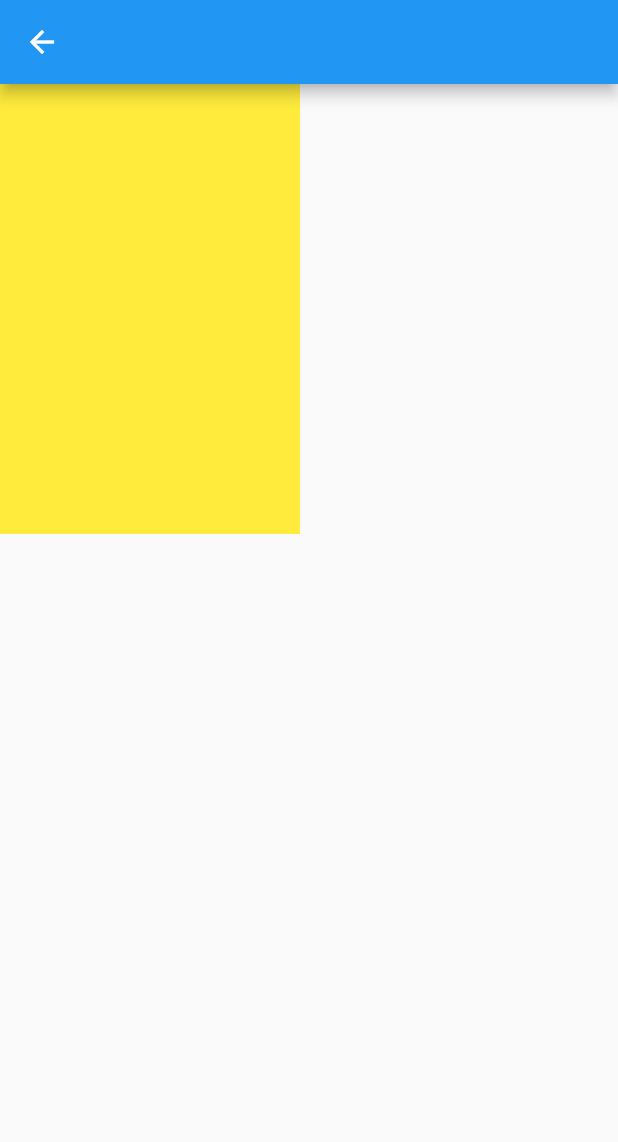
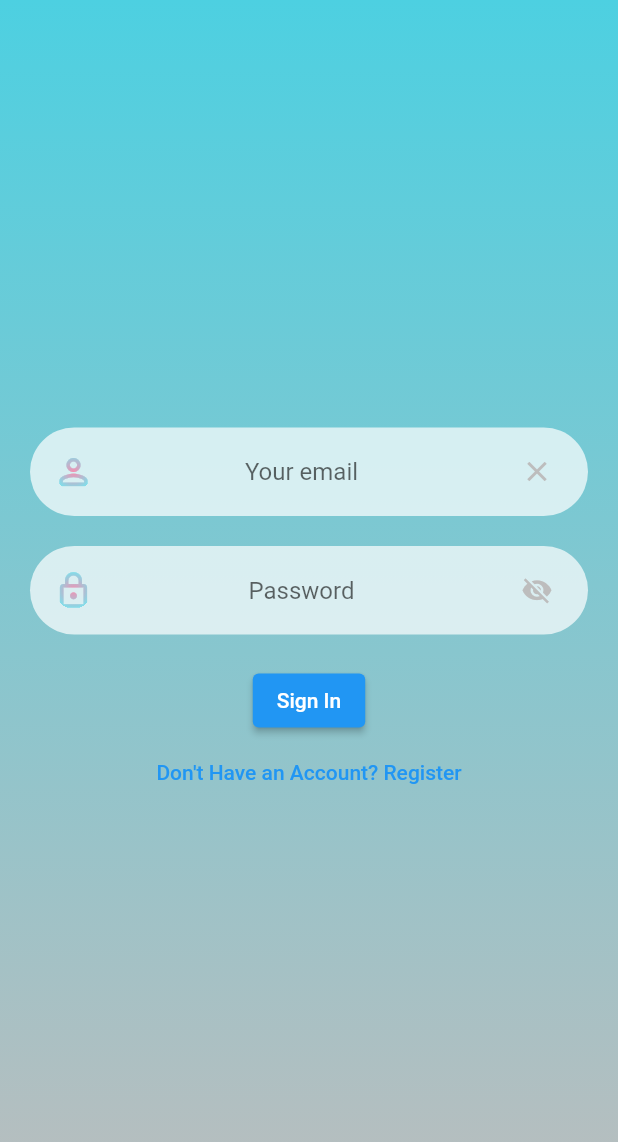
Before and after one commit to Barzi-Yassin/grasp_app, a Flutter app: the ScreenSignin screen opened directly, on a phone screen of 412 x 824 dp. Shown: the top 1142 px of the screen. Run offline on Flutter 3.47's test engine with Material 2 defaults, Android fonts, the light colour scheme and no system bars; our stand-ins replace firebase_auth, firebase_core, font_awesome_flutter, get; missing offline and left inert: flutter_animated_dialog; accounts and stored records are empty; generated files the repository leaves out were written again.

Commit message:
adding ScreenSignin, update controller names, using Get for navigation

```diff
--- a/lib/src/screens/auth/screen_signin.dart
+++ b/lib/src/screens/auth/screen_signin.dart
@@ -1,16 +1,56 @@
 import 'package:flutter/material.dart';
+import 'package:get/get.dart';
+import 'package:grasp_app/src/reusable_codes/widgets/auth_state_widgets.dart/auth_states.dart';
+import 'package:grasp_app/src/reusable_codes/functions/functions.dart';
+import 'package:grasp_app/src/screens/auth/screen_signup.dart';
 
 class ScreenSignin extends StatelessWidget {
-  const ScreenSignin({Key? key}) : super(key: key);
+  ScreenSignin({Key? key}) : super(key: key);
+
+  final TextEditingController controllerSigninEmail = TextEditingController();
+  final TextEditingController controllerSigninPassword = TextEditingController();
 
   @override
   Widget build(BuildContext context) {
     return Scaffold(
-      appBar: AppBar(),
+      backgroundColor: Colors.grey.shade400,
       body: Container(
-        height: 300,
-        width: 200,
-        color: Colors.yellow,
+        decoration: backgroundGradientCyan(),
+        padding: const EdgeInsets.all(20.0),
+        child: Column(
+          mainAxisAlignment: MainAxisAlignment.center,
+          crossAxisAlignment: CrossAxisAlignment.center,
+          children: [
+            Form(
+              child: Column(
+                children: [
+                  // email
+                  InputEmail(theControllerEmail: controllerSigninEmail),
+
+                  const SizedBox(height: 20),
+
+                  // password
+                  InputPassword(theControllerPassword: controllerSigninPassword),
+
+                  const SizedBox(height: 20),
+                ],
+              ),
+            ),
+            ElevatedButton(
+              onPressed: () {
+                debugPrint('controllerSigninEmail= <${controllerSigninEmail.text}>');
+                debugPrint('controllerSigninPassword= <${controllerSigninPassword.text}>');
+              },
+              child: const Text('Sign In'),
+            ),
+            TextButton(
+              onPressed: () {
+                Get.to(() => ScreenSignup());
+              },
+              child: const Text('Don\'t Have an Account? Register'),
+            )
+          ],
+        ),
       ),
     );
   }
```
Also changed, not shown: lib/src/screens/auth/screen_signup.dart (+22 -49 lines).
